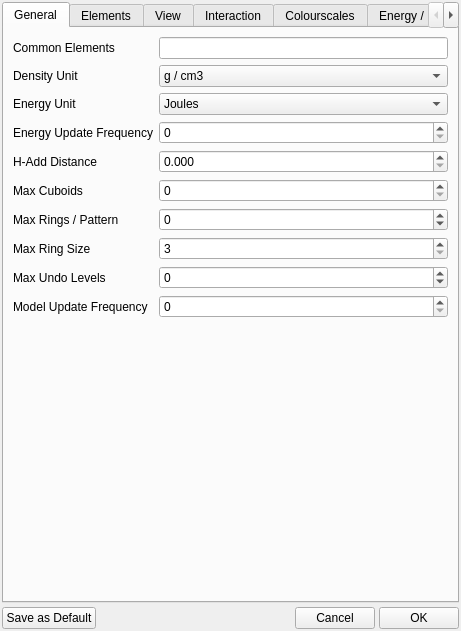
Qt form src/gui/prefs.ui (trisyoungs/aten) before a commit.
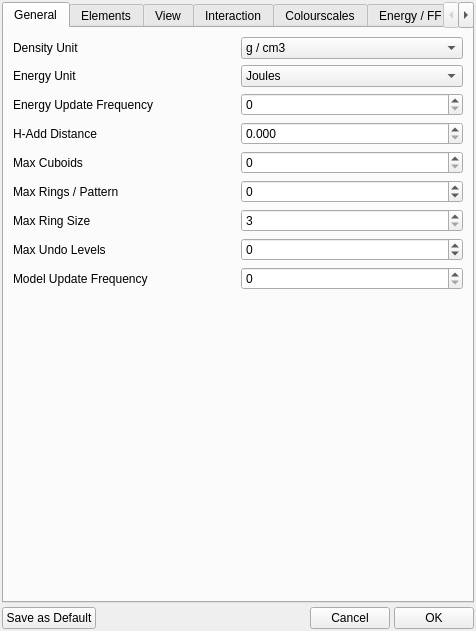
The same form after that commit. The open tabs and pages were chosen to show the change. Icons and pictures are not drawn. Custom widgets are drawn as their Qt base class.

Commit message: Added PopupAddAtom. Updated examples in docs. Fixed tab order on many popups. Fixed - TExponentialSpin would return wrong value if losing focus (since value was not updated from current text). Removed Common elements button from GUI, favouring single periodic-table instant popup. Removed Prefs::commonElements_ and associated accessors / functions. Added XX element to ElementTablePopup, and made text colouring aware of background hue on buttons. Fixed - Slab partitions were horribly broken.

What changed in the file:
```diff
--- a/src/gui/prefs.ui
+++ b/src/gui/prefs.ui
@@ -6,7 +6,7 @@
    <rect>
     <x>0</x>
     <y>0</y>
-    <width>459</width>
+    <width>476</width>
     <height>631</height>
    </rect>
   </property>
@@ -81,28 +81,21 @@
          <property name="spacing">
           <number>6</number>
          </property>
-         <item row="2" column="0">
+         <item row="1" column="0">
           <widget class="QLabel" name="label_17">
            <property name="text">
             <string>Energy Unit</string>
            </property>
           </widget>
          </item>
-         <item row="7" column="0">
+         <item row="6" column="0">
           <widget class="QLabel" name="label_26">
            <property name="text">
             <string>Max Ring Size</string>
            </property>
           </widget>
          </item>
-         <item row="0" column="0">
-          <widget class="QLabel" name="label_33">
-           <property name="text">
-            <string>Common Elements</string>
-           </property>
-          </widget>
-         </item>
-         <item row="9" column="1">
+         <item row="8" column="1">
           <widget class="QSpinBox" name="MaxUndoLevelsSpin">
            <property name="toolTip">
             <string>Number of undo levels per model (-1 = unlimited)</string>
@@ -118,7 +111,7 @@
            </property>
           </widget>
          </item>
-         <item row="2" column="1">
+         <item row="1" column="1">
           <widget class="QComboBox" name="EnergyUnitCombo">
            <property name="toolTip">
             <string>Global energy unit in use</string>
@@ -155,14 +148,7 @@
            </item>
           </widget>
          </item>
-         <item row="10" column="1">
-          <widget class="QSpinBox" name="ModelUpdateSpin">
-           <property name="toolTip">
-            <string>Model view update frequency for various methods</string>
-           </property>
-          </widget>
-         </item>
-         <item row="1" column="1">
+         <item row="0" column="1">
           <widget class="QComboBox" name="DensityUnitCombo">
            <property name="toolTip">
             <string>Global density unit in use</string>
@@ -182,7 +168,14 @@
            </item>
           </widget>
          </item>
-         <item row="7" column="1">
+         <item row="9" column="1">
+          <widget class="QSpinBox" name="ModelUpdateSpin">
+           <property name="toolTip">
+            <string>Model view update frequency for various methods</string>
+           </property>
+          </widget>
+         </item>
+         <item row="6" column="1">
           <widget class="QSpinBox" name="MaxRingSizeSpin">
            <property name="toolTip">
             <string>Maximum ring size detected when typing atoms</string>
@@ -192,21 +185,31 @@
            </property>
           </widget>
          </item>
-         <item row="1" column="0">
+         <item row="0" column="0">
           <widget class="QLabel" name="label_18">
            <property name="text">
             <string>Density Unit</string>
            </property>
           </widget>
          </item>
-         <item row="9" column="0">
+         <item row="8" column="0">
           <widget class="QLabel" name="label_16">
            <property name="text">
             <string>Max Undo Levels</string>
            </property>
           </widget>
          </item>
-         <item row="4" column="1">
+         <item row="2" column="1">
+          <widget class="QSpinBox" name="EnergyUpdateSpin">
+           <property name="toolTip">
+            <string>Frequency of energy output for various methods</string>
+           </property>
+           <property name="maximum">
+            <number>1000</number>
+           </property>
+          </widget>
+         </item>
+         <item row="3" column="1">
           <widget class="QDoubleSpinBox" name="HAddDistanceSpin">
            <property name="toolTip">
             <string>X-H distance used when adding hydrogen atoms to models</string>
@@ -216,52 +219,35 @@
            </property>
           </widget>
          </item>
-         <item row="3" column="0">
+         <item row="2" column="0">
           <widget class="QLabel" name="label_27">
            <property name="text">
             <string>Energy Update Frequency</string>
            </property>
           </widget>
          </item>
-         <item row="3" column="1">
-          <widget class="QSpinBox" name="EnergyUpdateSpin">
-           <property name="toolTip">
-            <string>Frequency of energy output for various methods</string>
-           </property>
-           <property name="maximum">
-            <number>1000</number>
-           </property>
-          </widget>
-         </item>
-         <item row="10" column="0">
-          <widget class="QLabel" name="label_28">
-           <property name="text">
-            <string>Model Update Frequency</string>
-           </property>
-          </widget>
-         </item>
-         <item row="4" column="0">
+         <item row="3" column="0">
           <widget class="QLabel" name="label_19">
            <property name="text">
             <string>H-Add Distance</string>
            </property>
           </widget>
          </item>
-         <item row="0" column="1">
-          <widget class="QLineEdit" name="CommonElementsEdit">
-           <property name="toolTip">
-            <string>List of common elements that appear as separate buttons in the Select Element dialog</string>
+         <item row="9" column="0">
+          <widget class="QLabel" name="label_28">
+           <property name="text">
+            <string>Model Update Frequency</string>
            </property>
           </widget>
          </item>
-         <item row="6" column="0">
+         <item row="5" column="0">
           <widget class="QLabel" name="label_34">
            <property name="text">
             <string>Max Rings / Pattern</string>
            </property>
           </widget>
          </item>
-         <item row="6" column="1">
+         <item row="5" column="1">
           <widget class="QSpinBox" name="MaxRingsSpin">
            <property name="minimum">
             <number>-1</number>
@@ -271,14 +257,14 @@
            </property>
           </widget>
          </item>
-         <item row="5" column="0">
+         <item row="4" column="0">
           <widget class="QLabel" name="label_38">
            <property name="text">
             <string>Max Cuboids</string>
            </property>
           </widget>
          </item>
-         <item row="5" column="1">
+         <item row="4" column="1">
           <widget class="QSpinBox" name="MaxCuboidsSpin">
            <property name="toolTip">
             <string>Maximum number of bonding cuboids to allow in any one cell direction</string>
```
Left out of the diff: 354 changed lines with no effect on the pictures. The commit also changes 48 other files.
